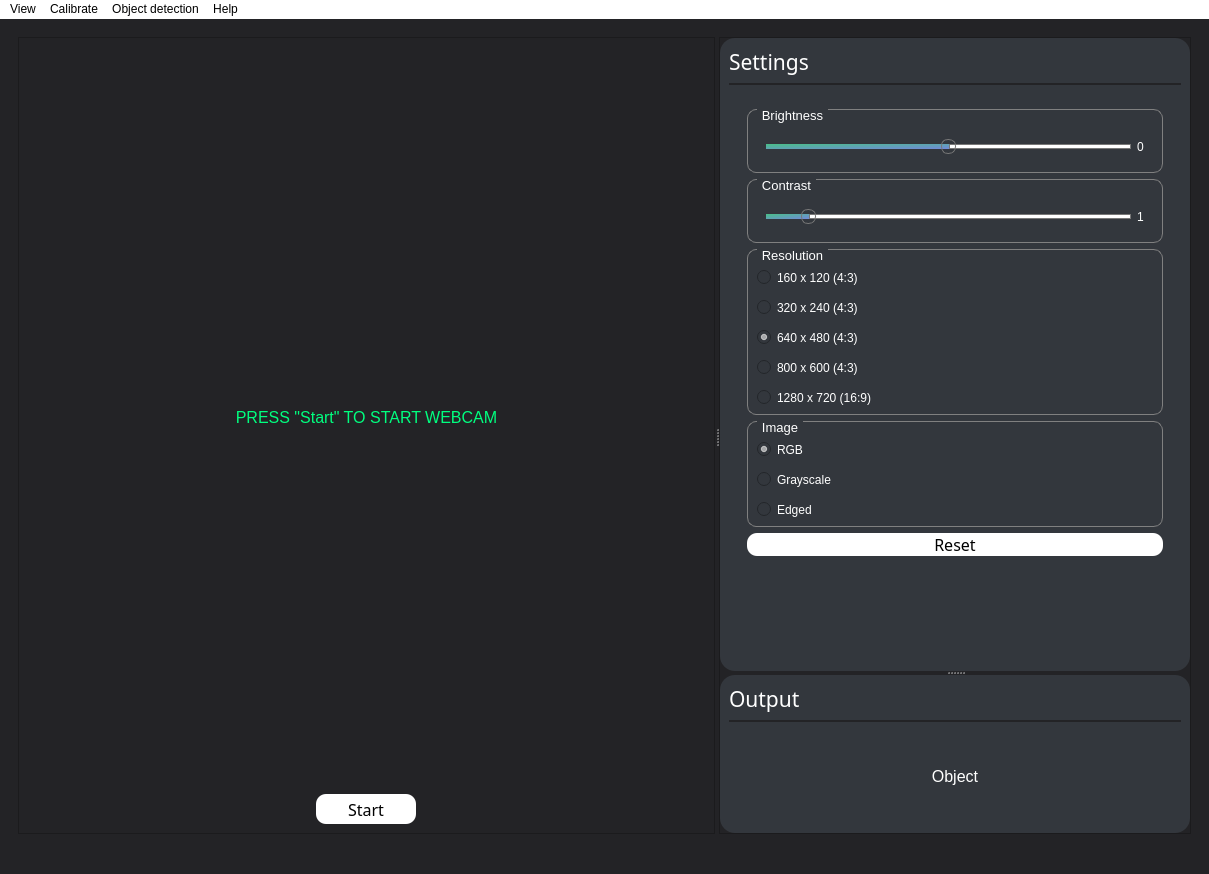
First picture: the form in ui_mainWindow.ui, repository Tobias-Mauritzon/DAT067, before the edit.
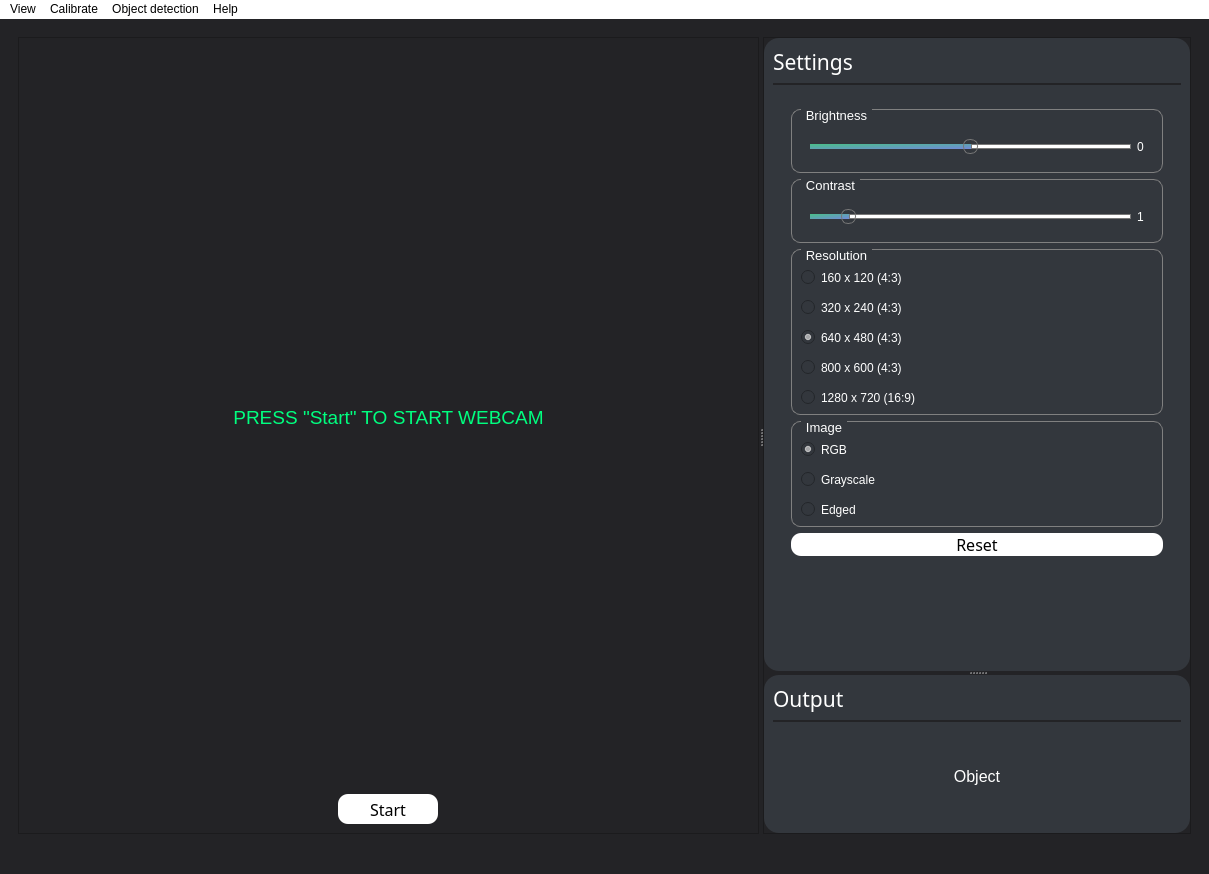
Second picture: the form after the edit.

```diff
--- a/ui_mainWindow.ui
+++ b/ui_mainWindow.ui
@@ -214,7 +214,8 @@
               </property>
               <property name="font">
                <font>
-                <pointsize>12</pointsize>
+                <family>Segoe UI</family>
+                <pointsize>14</pointsize>
                </font>
               </property>
               <property name="autoFillBackground">
@@ -438,7 +439,7 @@
                      <x>0</x>
                      <y>0</y>
                      <width>468</width>
-                     <height>563</height>
+                     <height>570</height>
                     </rect>
                    </property>
                    <layout class="QVBoxLayout" name="verticalLayout_4">
```
